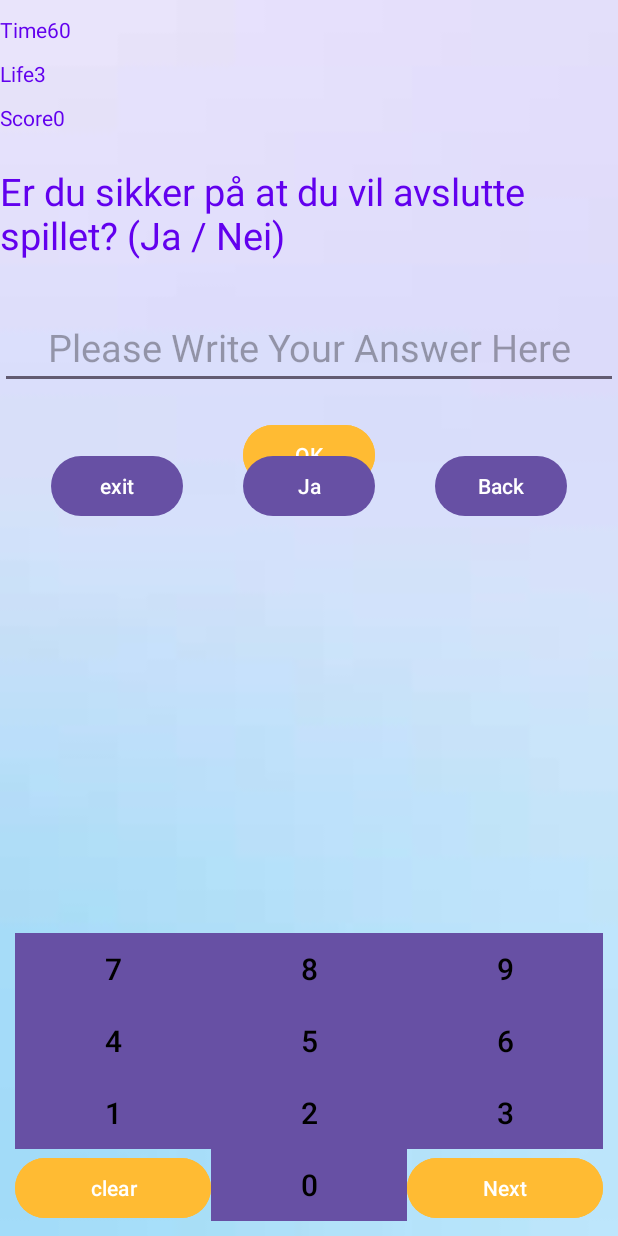
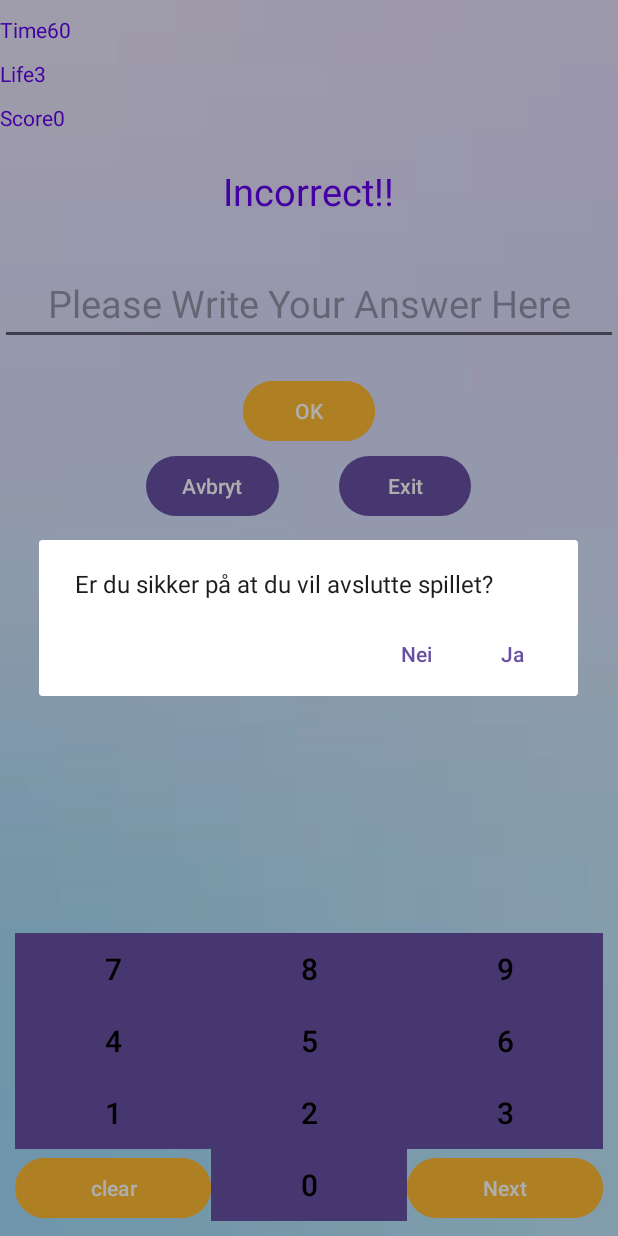
Before and after one commit to Latifa-Ajram/Spill, an Android app: the StartGame screen opened directly, with no data from a screen before it, after a tap on "Avbryt", on a phone screen of 412 x 824 dp. Run offline under Robolectric (Android 15) with nearby library versions, the phone set to English and light mode, and no system bars; 1 other tap on this screen came first.

Commit message:
har lagt til avbryt metode

```diff
--- a/app/src/main/java/com/example/project1/StartGame.java
+++ b/app/src/main/java/com/example/project1/StartGame.java
@@ -1,7 +1,9 @@
 package com.example.project1;
 
+import androidx.appcompat.app.AlertDialog;
 import androidx.appcompat.app.AppCompatActivity;
 
+import android.content.DialogInterface;
 import android.content.Intent;
 import android.content.res.Resources;
 import android.os.Bundle;
@@ -88,48 +90,42 @@ public class StartGame extends AppCompatActivity {
 
             }
         });
-        /*
-         Button AvbrytButton = findViewById(R.id.buttonAvbryt);
-        AvbrytButton.setOnClickListener(new View.OnClickListener(){
-            @Override
-            public void onClick(View view){
-
-                if (questions.size() != math_answers.length) {
-
-                    textViewQuestion.setText("Are you sure you want to quit the game?");
 
                        /*int randomIndex = new Random().nextInt(math_questions.length);
                         newArray[randomIndex] = math_questions[randomIndex];
                         textViewQuestion.setText(math_questions[randomIndex]);*/
 
         Button AvbrytButton = findViewById(R.id.buttonAvbryt);
+
         AvbrytButton.setOnClickListener(new View.OnClickListener() {
             @Override
             public void onClick(View view) {
                 if (questions.size() != math_answers.length) {
-                    // Hvis det er ubesvarte spørsmål, vis en bekreftelsesmelding.
-                    textViewQuestion.setText("Er du sikker på at du vil avslutte spillet? (Ja / Nei)");
-                    AvbrytButton.setText("Ja");
-                    AvbrytButton.setOnClickListener(new View.OnClickListener() {
-                        @Override
-                        public void onClick(View view) {
-                            // Avslutt spillet hvis brukeren bekrefter.
-                            finish();
-                        }
-                    });
+                    // Hvis det er ubesvarte spørsmål, vis en dialogboks.
+                    AlertDialog.Builder builder = new AlertDialog.Builder(StartGame.this);
+                    builder.setMessage("Er du sikker på at du vil avslutte spillet?")
+                            .setPositiveButton("Ja", new DialogInterface.OnClickListener() {
+                                @Override
+                                public void onClick(DialogInterface dialogInterface, int i) {
+                                    // Avslutt spillet hvis brukeren bekrefter.
+                                    finish();
+                                }
+                            })
+                            .setNegativeButton("Nei", new DialogInterface.OnClickListener() {
+                                @Override
+                                public void onClick(DialogInterface dialogInterface, int i) {
+                                    // Lukk dialogboksen hvis brukeren velger "Nei".
+                                    dialogInterface.cancel();
+                                }
+                            });
+                    AlertDialog dialog = builder.create();
+                    dialog.show();
                 } else {
-
+                    // Hvis alle spørsmål er besvart, kan du la brukeren fortsette spillet.
                     randomQuestion();
                 }
             }
         });
-
-
-
-
-
-
-
 
         Button knapp2 = findViewById(R.id.button2);
         Intent i = new Intent(this, MainActivity.class);
@@ -139,29 +135,9 @@ public class StartGame extends AppCompatActivity {
             @Override
             public void onClick (View view){
                 startActivity(i);
+                finish();
             }
         });
-
-
-        Button ExitButton = findViewById(R.id.buttonExit);
-        ExitButton.setOnClickListener(new View.OnClickListener(){
-
-            @Override
-            public void onClick(View view){
-
-                if (questions.size() == math_answers.length){
-
-
-                }
-
-            }
-        });
-
-
-
-
-
-
 
     }
 
--- a/app/src/main/res/layout/activity_start_game.xml
+++ b/app/src/main/res/layout/activity_start_game.xml
@@ -132,15 +132,6 @@
         android:gravity="center_horizontal">
 
         <Button
-            android:id="@+id/buttonExit"
-            android:layout_width="wrap_content"
-            android:layout_height="wrap_content"
-            android:layout_marginTop="300dp"
-            android:layout_marginRight="40dp"
-            android:gravity="center|center_horizontal|center_vertical"
-            android:text="exit" />
-
-        <Button
             android:id="@+id/buttonAvbryt"
             android:layout_width="wrap_content"
             android:layout_height="wrap_content"
@@ -154,7 +145,7 @@
             android:layout_height="wrap_content"
             android:layout_marginTop="300dp"
             android:gravity="center"
-            android:text="Back" />
+            android:text="Exit" />
     </LinearLayout>
 
     <LinearLayout
```
